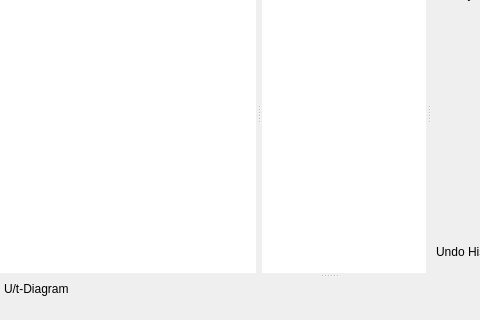
narrowtux/Gatter, file mainwindow.ui: the form before one commit; both pictures show x 0 to 480 and y 96 to 416 of the 658 by 416 pixel window.
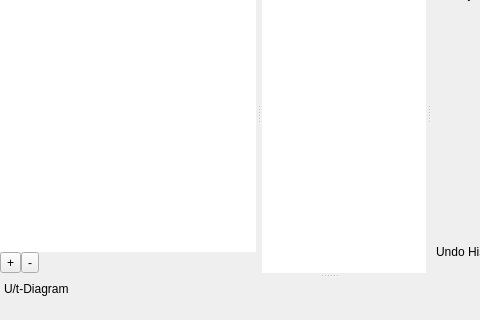
The form after the commit. Icons and pictures are not drawn. Custom widgets are drawn as their Qt base class.

Patch:
```diff
--- a/mainwindow.ui
+++ b/mainwindow.ui
@@ -367,6 +367,46 @@
        </property>
       </widget>
      </item>
+     <item>
+      <layout class="QHBoxLayout" name="horizontalLayout">
+       <property name="spacing">
+        <number>0</number>
+       </property>
+       <item>
+        <widget class="QToolButton" name="toolAddTemplateFromFile">
+         <property name="toolTip">
+          <string>Add Template from File</string>
+         </property>
+         <property name="text">
+          <string>+</string>
+         </property>
+        </widget>
+       </item>
+       <item>
+        <widget class="QToolButton" name="toolRemoveTemplate">
+         <property name="toolTip">
+          <string>Remove selected Template</string>
+         </property>
+         <property name="text">
+          <string>-</string>
+         </property>
+        </widget>
+       </item>
+       <item>
+        <spacer name="horizontalSpacer">
+         <property name="orientation">
+          <enum>Qt::Horizontal</enum>
+         </property>
+         <property name="sizeHint" stdset="0">
+          <size>
+           <width>40</width>
+           <height>20</height>
+          </size>
+         </property>
+        </spacer>
+       </item>
+      </layout>
+     </item>
     </layout>
    </widget>
   </widget>
```
